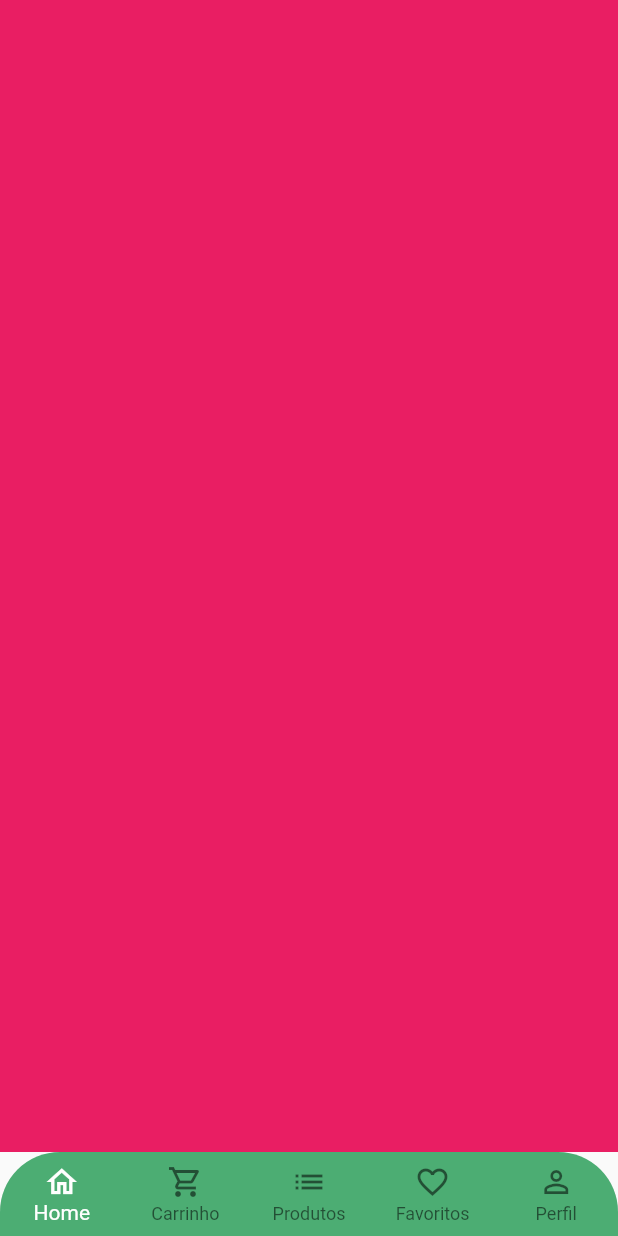
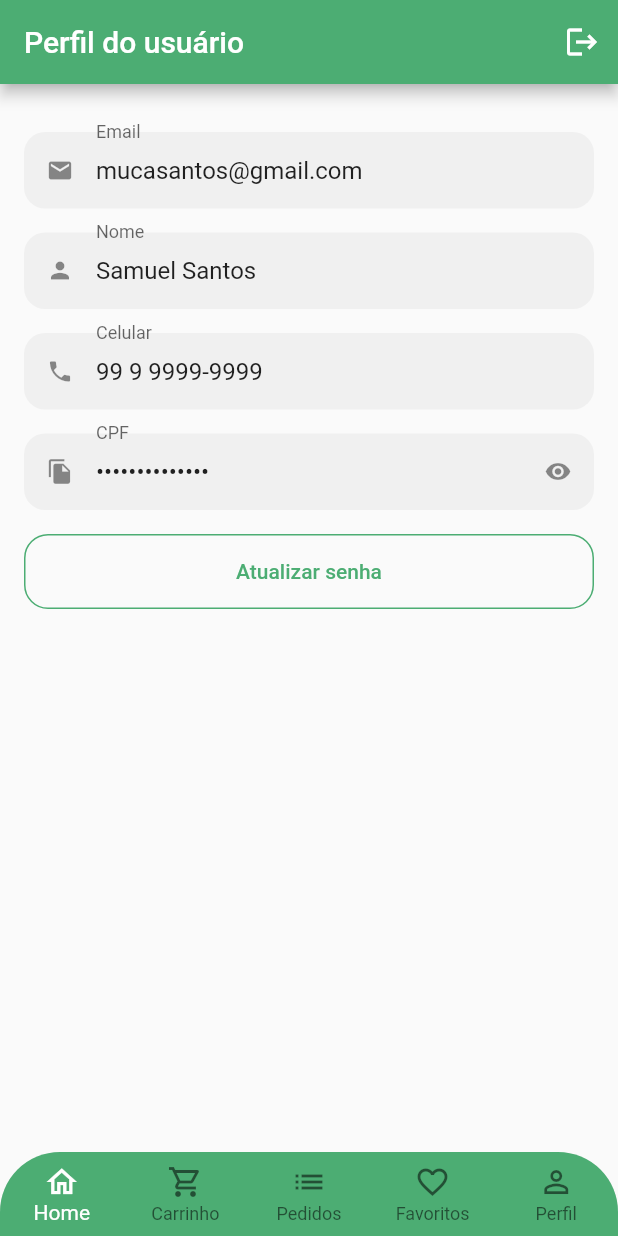
Before and after one commit to mucasantos/quitanda-flutter, a Flutter app: the BaseScreen screen opened directly, swiped to page 5, on a phone screen of 412 x 824 dp. Run offline on Flutter 3.47's test engine with Material 2 defaults, Android fonts, the phone set to English and light mode, and no system bars; our stand-ins replace animated_text_kit, badges, mask_text_input_formatter.

Commit message:
Finalização TEla perfil - Dialog Atualizar senha

```diff
--- a/lib/config/app_data.dart
+++ b/lib/config/app_data.dart
@@ -1,5 +1,6 @@
 import 'package:quitanda/src/models/cart_item_model.dart';
 import 'package:quitanda/src/models/item_model.dart';
+import 'package:quitanda/src/models/user_mode.dart';
 
 ItemModel apple = ItemModel(
   itemId: 1,
@@ -115,3 +116,10 @@
   CartItemModel(item: potato, quantity: 3),
 ];
 List<int> appUserFavorites = [];
+
+UserModel user = UserModel(
+    name: "Samuel Santos",
+    email: "mucasantos@gmail.com",
+    cpf: "999.999.999-99",
+    password: "senha",
+    phone: "99 9 9999-9999");
--- /dev/null
+++ b/lib/src/models/user_mode.dart
@@ -0,0 +1,15 @@
+class UserModel {
+  String name;
+  String email;
+  String phone;
+  String cpf;
+  String password;
+
+  UserModel({
+    required this.name,
+    required this.email,
+    required this.cpf,
+    required this.password,
+    required this.phone,
+  });
+}
--- a/lib/src/pages/auth/sign_in_screen.dart
+++ b/lib/src/pages/auth/sign_in_screen.dart
@@ -1,8 +1,8 @@
 import 'package:animated_text_kit/animated_text_kit.dart';
 import 'package:flutter/material.dart';
 import 'package:quitanda/config/custom_color.dart';
-import 'package:quitanda/src/pages/auth/components/custom_textfield.dart';
-import 'package:quitanda/src/pages/auth/components/header_app.dart';
+import 'package:quitanda/src/pages/common_widgets/custom_textfield.dart';
+import 'package:quitanda/src/pages/common_widgets/header_app.dart';
 import 'package:quitanda/src/pages/auth/sign_up_Screen.dart';
 import 'package:quitanda/src/pages/base/base_screen.dart';
 
--- a/lib/src/pages/auth/sign_up_Screen.dart
+++ b/lib/src/pages/auth/sign_up_Screen.dart
@@ -1,8 +1,8 @@
 import 'package:flutter/material.dart';
 
 import 'package:mask_text_input_formatter/mask_text_input_formatter.dart';
-import 'package:quitanda/src/pages/auth/components/custom_textfield.dart';
-import 'package:quitanda/src/pages/auth/components/header_app.dart';
+import 'package:quitanda/src/pages/common_widgets/custom_textfield.dart';
+import 'package:quitanda/src/pages/common_widgets/header_app.dart';
 
 class SignUpScreen extends StatelessWidget {
   SignUpScreen({Key? key}) : super(key: key);
--- a/lib/src/pages/base/base_screen.dart
+++ b/lib/src/pages/base/base_screen.dart
@@ -3,6 +3,7 @@
 import 'package:quitanda/src/pages/cart/cart_tab.dart';
 import 'package:quitanda/src/pages/favorites/favorites_tab.dart';
 import 'package:quitanda/src/pages/home/home_tab.dart';
+import 'package:quitanda/src/pages/profile/profile_tab.dart';
 
 class BaseScreen extends StatefulWidget {
   BaseScreen({Key? key}) : super(key: key);
@@ -26,7 +27,7 @@
           CartTab(),
           Container(color: Colors.yellow),
           FavoritesTab(),
-          Container(color: Colors.pink),
+          ProfileTab(),
         ],
       ),
       bottomNavigationBar: ClipRRect(
@@ -56,7 +57,7 @@
               ),
               BottomNavigationBarItem(
                 icon: Icon(Icons.list),
-                label: 'Produtos',
+                label: 'Pedidos',
               ),
               BottomNavigationBarItem(
                 icon: Icon(Icons.favorite_outline_outlined),
--- a/lib/src/pages/common_widgets/custom_textfield.dart
+++ b/lib/src/pages/common_widgets/custom_textfield.dart
@@ -6,11 +6,15 @@
   final String label;
   final bool isHidden;
   final List<TextInputFormatter>? inputFormatter;
+  final String? initialValue;
+  final bool readOnly;
   const CustomTextField(
       {Key? key,
       required this.icon,
       required this.label,
       this.isHidden = false,
+      this.initialValue,
+      this.readOnly = false,
       this.inputFormatter})
       : super(key: key);
 
@@ -32,6 +36,8 @@
     return Padding(
       padding: const EdgeInsets.only(bottom: 16.0),
       child: TextFormField(
+        readOnly: widget.readOnly,
+        initialValue: widget.initialValue,
         inputFormatters: widget.inputFormatter,
         obscureText: isObscure,
         decoration: InputDecoration(
--- /dev/null
+++ b/lib/src/pages/profile/profile_tab.dart
@@ -0,0 +1,152 @@
+import 'package:flutter/material.dart';
+import 'package:quitanda/config/app_data.dart' as appData;
+import 'package:quitanda/config/custom_color.dart';
+import 'package:quitanda/src/pages/common_widgets/custom_textfield.dart';
+
+class ProfileTab extends StatefulWidget {
+  const ProfileTab({Key? key}) : super(key: key);
+
+  @override
+  State<ProfileTab> createState() => _ProfileTabState();
+}
+
+class _ProfileTabState extends State<ProfileTab> {
+  @override
+  Widget build(BuildContext context) {
+    return Scaffold(
+      appBar: AppBar(
+        title: const Text(
+          "Perfil do usuário",
+        ),
+        actions: [
+          IconButton(
+              onPressed: () {},
+              icon: const Icon(
+                Icons.logout,
+              ))
+        ],
+      ),
+      body: ListView(
+        physics: const BouncingScrollPhysics(),
+        padding: const EdgeInsets.fromLTRB(16, 32, 16, 16),
+        children: [
+          CustomTextField(
+            readOnly: true,
+            initialValue: appData.user.email,
+            icon: Icons.email,
+            label: 'Email',
+          ),
+          CustomTextField(
+            readOnly: true,
+            initialValue: appData.user.name,
+            icon: Icons.person,
+            label: 'Nome',
+          ),
+          CustomTextField(
+            readOnly: true,
+            initialValue: appData.user.phone,
+            icon: Icons.phone,
+            label: 'Celular',
+          ),
+          CustomTextField(
+            readOnly: true,
+            initialValue: appData.user.cpf,
+            icon: Icons.file_copy,
+            label: 'CPF',
+            isHidden: true,
+          ),
+          SizedBox(
+            height: 50,
+            child: OutlinedButton(
+                style: OutlinedButton.styleFrom(
+                    side: BorderSide(color: CustomColors.customSwatchColor),
+                    shape: RoundedRectangleBorder(
+                        borderRadius: BorderRadius.circular(
+                      16,
+                    ))),
+                onPressed: () {
+                  updatePassword();
+                },
+                child: const Text(
+                  "Atualizar senha",
+                )),
+          )
+        ],
+      ),
+    );
+  }
+
+  Future<bool?> updatePassword() {
+    return showDialog(
+        context: context,
+        builder: (builder) {
+          return Dialog(
+            shape:
+                RoundedRectangleBorder(borderRadius: BorderRadius.circular(14)),
+            child: Stack(
+              children: [
+                Padding(
+                  padding: const EdgeInsets.all(16.0),
+                  child: Column(
+                    mainAxisSize: MainAxisSize.min,
+                    crossAxisAlignment: CrossAxisAlignment.stretch,
+                    children: [
+                      Padding(
+                        padding: const EdgeInsets.symmetric(vertical: 12.0),
+                        child: Text(
+                          "Atualização de senha",
+                          textAlign: TextAlign.center,
+                          style: TextStyle(
+                            color: CustomColors.customSwatchColor,
+                            fontSize: 18,
+                            fontWeight: FontWeight.bold,
+                          ),
+                        ),
+                      ),
+                      const CustomTextField(
+                        isHidden: true,
+                        icon: Icons.lock,
+                        label: "Senha atual",
+                      ),
+                      const CustomTextField(
+                        isHidden: true,
+                        icon: Icons.lock_outline,
+                        label: "Nova atual",
+                      ),
+                      const CustomTextField(
+                        isHidden: true,
+                        icon: Icons.lock_outline,
+                        label: "Confirmar nova atual",
+                      ),
+                      SizedBox(
+                        height: 50,
+                        child: ElevatedButton(
+                            style: OutlinedButton.styleFrom(
+                                side: BorderSide(
+                                    color: CustomColors.customSwatchColor),
+                                shape: RoundedRectangleBorder(
+                                    borderRadius: BorderRadius.circular(
+                                  16,
+                                ))),
+                            onPressed: () {},
+                            child: const Text('Atualizar')),
+                      )
+                    ],
+                  ),
+                ),
+                Positioned(
+                    top: 5,
+                    right: 5,
+                    child: IconButton(
+                        onPressed: () {
+                          Navigator.of(context).pop();
+                        },
+                        icon: Icon(
+                          Icons.close,
+                        )))
+              ],
+            ),
+          );
+        });
+  }
+}
```
